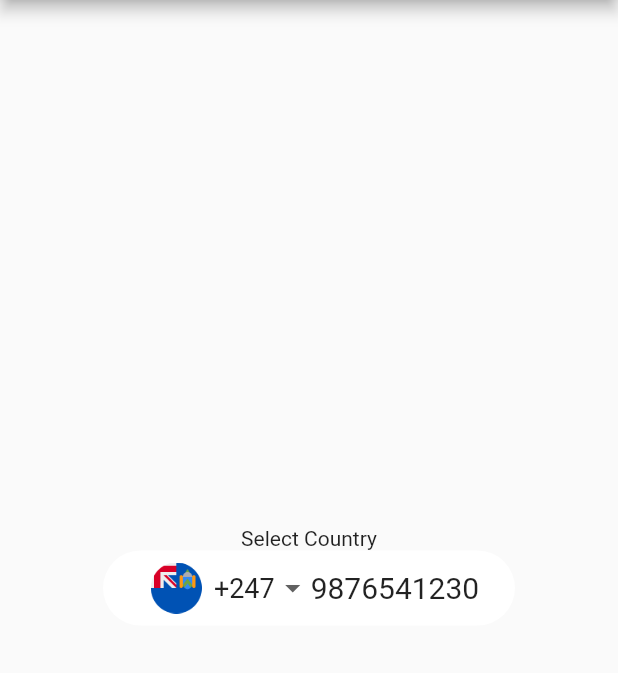
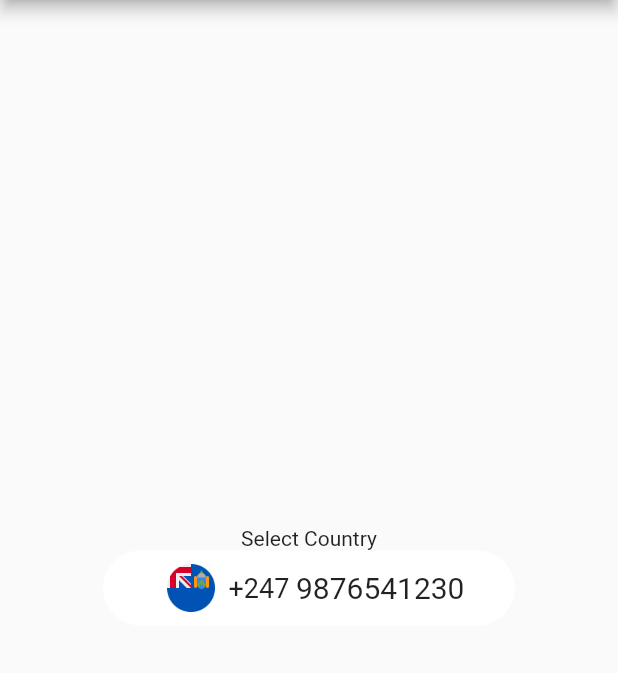
Before and after one commit to sharmajatin1997/ccp_dialog, a Flutter app: the screen it shows after launch, on a phone screen of 412 x 824 dp, the part 84-757 px from its top. Run offline on Flutter 3.47's test engine with Material 2 defaults, Android fonts, the phone set to English and light mode, and no system bars.

Commit message:
1.0.0 version

```diff
--- a/example/lib/main.dart
+++ b/example/lib/main.dart
@@ -63,7 +63,7 @@ class _MyHomePageState extends State<MyHomePage> {
                     Row(mainAxisAlignment: MainAxisAlignment.center, children: [
                   CountryPicker(
                       selectedCountry: selectedCountry,
-                      dense: true,
+                      dense: false,
                       //displays arrow, true by default
                       showLine: false,
                       //displays line, false by default If dense true Line not show
--- a/lib/country_picker/flutter_country_picker.dart
+++ b/lib/country_picker/flutter_country_picker.dart
@@ -50,7 +50,7 @@ class CountryPicker extends StatelessWidget {
     bool showFlagAsset = showFlag;
     bool showFlagCircleAsset = showFlagCircle;
     return dense
-        ? _renderDenseDisplay(context, displayCountry, showFlagAsset,showFlagCircle)
+        ? _renderDenseDisplay(context, displayCountry, showFlagAsset,showFlagCircleAsset)
         : _renderDefaultDisplay(context, displayCountry);
   }
 
@@ -63,6 +63,12 @@ class CountryPicker extends StatelessWidget {
             Text(
               displayCountry.asset,
               style: const TextStyle(fontSize: 32),
+            ),
+
+          if (showFlagCircle)
+            Padding(
+              padding: const EdgeInsets.all(9),
+              child: Image.asset(displayCountry.assetCircleFlag, package: 'ccp_dialog',),
             ),
           if (isNationality)
             Text(
@@ -78,7 +84,7 @@ class CountryPicker extends StatelessWidget {
             ),
           if (showDialingCode)
             Text(
-              " ${displayCountry.dialingCode}",
+              !showLine?"${displayCountry.dialingCode} ":displayCountry.dialingCode,
               style: dialingCodeTextStyle,
             ),
           if (showCurrency)
@@ -93,7 +99,7 @@ class CountryPicker extends StatelessWidget {
             ),
           if (showLine)
             Container(
-              margin: const EdgeInsets.symmetric(horizontal: 6),
+              margin: const EdgeInsets.symmetric(horizontal: 5),
               width: 0.5,
               height: double.infinity,
               color: Colors.grey.withOpacity(0.5),
--- a/pubspec.yaml
+++ b/pubspec.yaml
@@ -1,6 +1,6 @@
 name: ccp_dialog
 description: CCP Dialog package for showing a country code, flag , currency and currencyISO in Dialog and Bottom sheet.
-version: 0.0.9
+version: 1.0.0
 homepage: https://github.com/sharmajatin1997/ccp_dialog
 
 environment:
```
Also changed, not shown: 1 other file.
